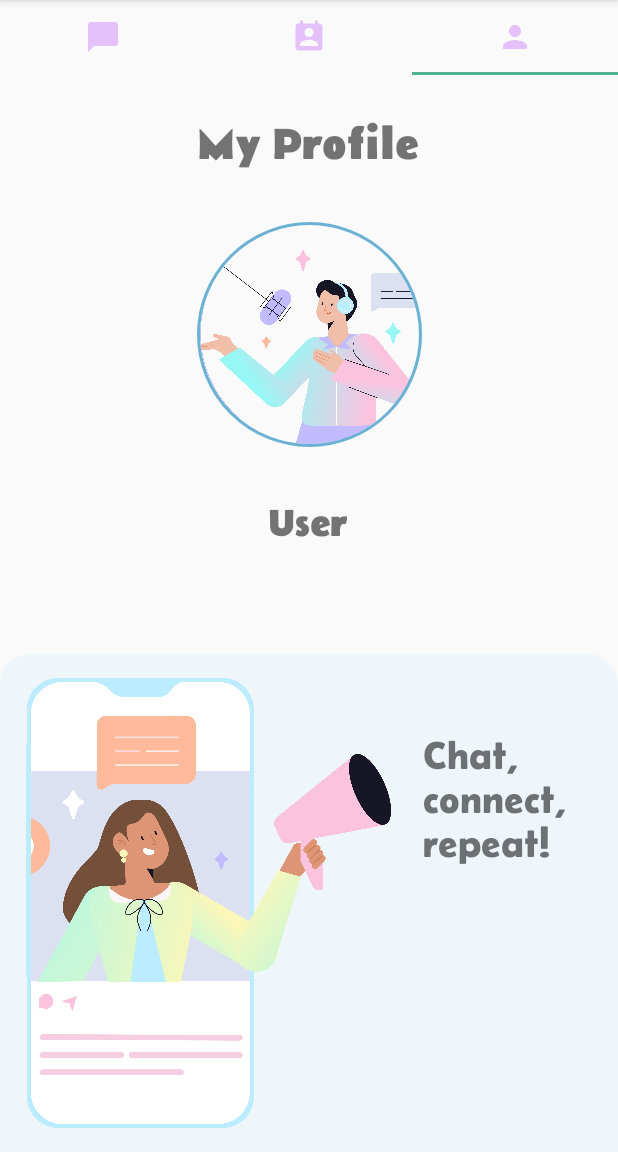
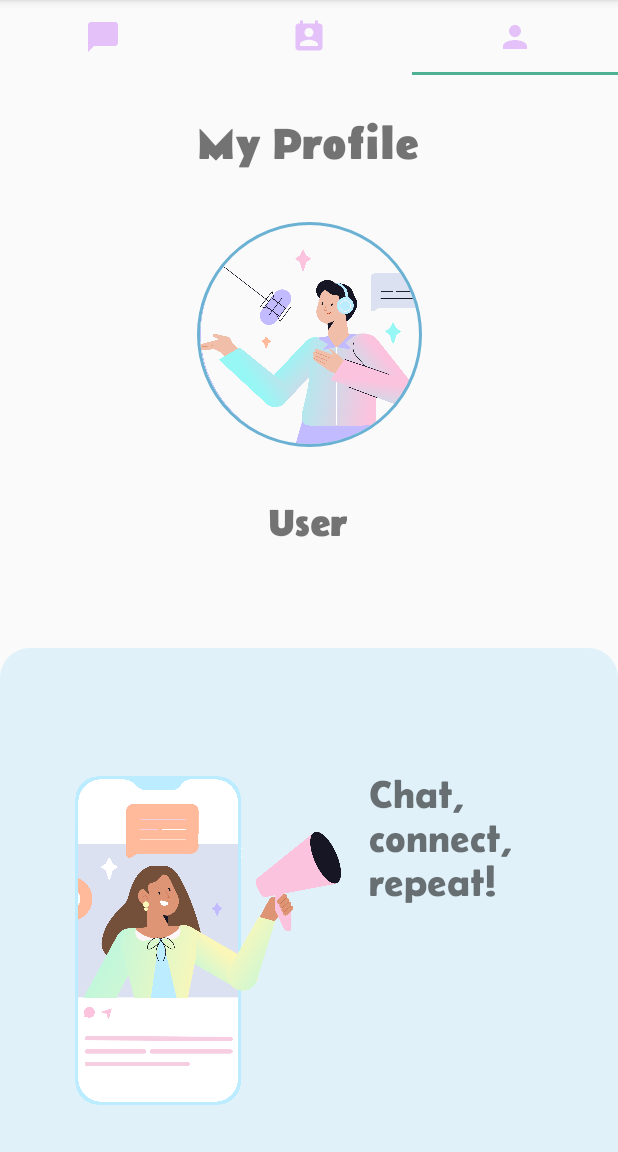
Before and after one commit to Kris-glitch/SayHello, an Android app: the screen it shows after launch once a user with an empty profile is signed in (MainActivity), tab 3 chosen, on a phone screen of 412 x 824 dp, the part 84-1236 px from its top. Run offline under Robolectric (Android 15) with nearby library versions, the phone set to English and light mode, and no system bars; our stand-ins replace CircleImageView, Firebase (no records; nobody signed in at launch, a user with empty details on screens opened directly).

```diff
--- a/app/src/main/res/drawable-v24/msg_shape.xml
+++ b/app/src/main/res/drawable-v24/msg_shape.xml
@@ -2,7 +2,7 @@
 <selector xmlns:android="http://schemas.android.com/apk/res/android">
     <item>
         <shape>
-            <solid android:color="@color/blue" />
+            <solid android:color="@color/white" />
 
             <corners
                 android:topLeftRadius="20sp"
--- a/app/src/main/res/layout/activity_message.xml
+++ b/app/src/main/res/layout/activity_message.xml
@@ -4,7 +4,7 @@
     xmlns:tools="http://schemas.android.com/tools"
     android:layout_width="match_parent"
     android:layout_height="match_parent"
-    android:background="@color/green2"
+    android:background="@color/blue"
     tools:context=".MessageActivity">
 
     <androidx.appcompat.widget.Toolbar
@@ -81,7 +81,7 @@
             android:layout_height="50dp"
             android:id="@+id/btn_send"
             android:src="@drawable/planesend"
-            android:backgroundTint="@color/blue"
+            android:backgroundTint="@color/white"
             android:layout_marginStart="10dp"
             android:layout_marginEnd="10dp"
             android:padding="5dp"
--- a/app/src/main/res/layout/activity_register.xml
+++ b/app/src/main/res/layout/activity_register.xml
@@ -10,7 +10,7 @@
         android:id="@+id/title"
         android:layout_width="wrap_content"
         android:layout_height="wrap_content"
-        android:layout_marginTop="24dp"
+        android:layout_marginTop="20dp"
         android:fontFamily="@font/bols"
         android:text="@string/AppTitle"
         android:textSize="36sp"
@@ -21,7 +21,7 @@
     <ImageView
         android:id="@+id/imageView2"
         android:layout_width="match_parent"
-        android:layout_height="300dp"
+        android:layout_height="280dp"
         android:layout_marginTop="64dp"
         android:contentDescription="@string/image1"
         android:src="@drawable/hello"
--- a/app/src/main/res/layout/fragment_profile.xml
+++ b/app/src/main/res/layout/fragment_profile.xml
@@ -62,12 +62,12 @@
         <ImageView
             android:id="@+id/imageView"
             android:contentDescription="@string/user"
-            android:layout_width="250sp"
-            android:layout_height="300sp"
+            android:layout_width="180sp"
+            android:layout_height="250sp"
             android:src="@drawable/profileuserpic"
             android:layout_marginBottom = "16sp"
-            android:layout_marginStart = "16sp"
-            android:layout_marginTop = "16sp"
+            android:layout_marginStart = "50sp"
+            android:layout_marginTop = "70sp"
             app:layout_constraintBottom_toBottomOf="parent"
             app:layout_constraintEnd_toEndOf="parent"
             app:layout_constraintHorizontal_bias="0"
@@ -82,7 +82,8 @@
             android:fontFamily="@font/semi"
             android:textSize="26sp"
             android:layout_marginStart = "16sp"
-            android:layout_marginTop = "50sp"/>
+            android:layout_marginEnd="16sp"
+            android:layout_marginTop = "80sp"/>
 
 
     </LinearLayout>
--- a/app/src/main/res/values/colors.xml
+++ b/app/src/main/res/values/colors.xml
@@ -3,7 +3,7 @@
     <color name="black">#FF000000</color>
     <color name="white">#FFFFFFFF</color>
     <color name="green">#F044AD8E</color>
-    <color name="blue">#EEF6FA</color>
+    <color name="blue">#E1F1FA</color>
     <color name="orange">#EDBBAB</color>
     <color name="orange2">#C88C79</color>
     <color name="blue2">#6BB1D3</color>
```
Also changed, not shown: app/src/main/AndroidManifest.xml (+6 -3 lines).
